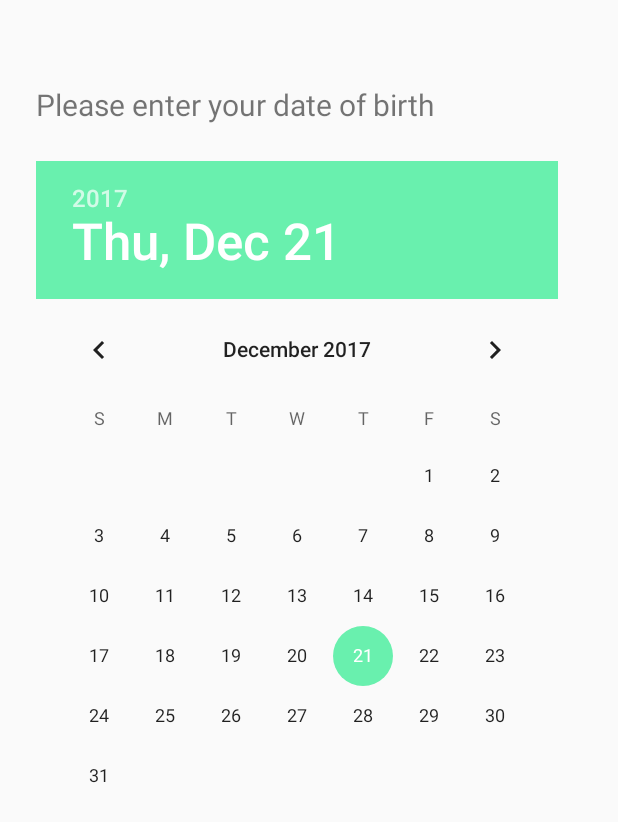
After one commit to zachkirlew/WaxWanderer, an Android app: the DOBActivity screen opened directly, with no data from a screen before it, on a phone screen of 412 x 824 dp. The commit adds this screen. Shown: the top 822 px of the screen. Run offline under Robolectric (Android 15) with nearby library versions, the phone set to English and light mode, and no system bars; our stand-ins replace Firebase (no records; nobody signed in at launch, a user with empty details on screens opened directly); network calls fail.

Commit message:
DOB input added for sign in provider log in methods

```diff
--- a/app/src/main/AndroidManifest.xml
+++ b/app/src/main/AndroidManifest.xml
@@ -39,6 +39,8 @@
 
         <activity android:name=".sign_up.SignUpActivity"/>
 
+        <activity android:name=".dob.DOBActivity"/>
+
         <activity android:name=".styles.StylesActivity">
 
         </activity>
--- /dev/null
+++ b/app/src/main/java/com/zachkirlew/applications/waxwanderer/dob/DOBActivity.kt
@@ -0,0 +1,58 @@
+package com.zachkirlew.applications.waxwanderer.dob
+
+import android.content.Intent
+import android.os.Bundle
+import android.support.v7.app.AppCompatActivity
+import android.widget.DatePicker
+import android.widget.Toast
+import com.zachkirlew.applications.waxwanderer.R
+import com.zachkirlew.applications.waxwanderer.styles.StylesActivity
+import java.util.*
+
+class DOBActivity : AppCompatActivity(), DOBContract.View, DatePicker.OnDateChangedListener {
+
+    private lateinit var presenter: DOBPresenter
+
+    private val datePicker by lazy{findViewById<DatePicker>(R.id.date_picker)}
+
+    override fun onCreate(savedInstanceState: Bundle?) {
+        super.onCreate(savedInstanceState)
+        setContentView(R.layout.activity_dob)
+
+        presenter = DOBPresenter(this)
+
+        initDatePicker()
+    }
+
+    private fun initDatePicker(){
+
+        val  c = Calendar.getInstance()
+        val mYear = c.get(Calendar.YEAR)
+        val mMonth = c.get(Calendar.MONTH)
+        val mDay = c.get(Calendar.DAY_OF_MONTH)
+
+        datePicker.init(mYear,mMonth,mDay,this)
+    }
+
+    override fun startStylesActivity() {
+        val intent = Intent(this, StylesActivity::class.java)
+        startActivity(intent)
+    }
+
+    override fun showDOBErrorMessage(message: String) {
+    }
+
+    override fun onDateChanged(view: DatePicker?, year: Int, month: Int, day: Int) {
+        presenter.submitDOB(year,month,day)
+    }
+
+    override fun  showCreateUserFailedMessage(message: String){
+        Toast.makeText(this@DOBActivity, message,
+                Toast.LENGTH_SHORT).show()
+    }
+
+    companion object {
+
+        private val TAG = DOBActivity::class.java.simpleName
+    }
+}
--- /dev/null
+++ b/app/src/main/java/com/zachkirlew/applications/waxwanderer/dob/DOBContract.kt
@@ -0,0 +1,19 @@
+package com.zachkirlew.applications.waxwanderer.dob
+
+interface DOBContract {
+    interface View {
+
+        fun startStylesActivity()
+
+        fun showCreateUserFailedMessage(message : String)
+
+        fun showDOBErrorMessage(message: String)
+
+    }
+
+    interface Presenter {
+
+        fun submitDOB(year : Int, month : Int, day : Int)
+
+    }
+}
--- /dev/null
+++ b/app/src/main/java/com/zachkirlew/applications/waxwanderer/dob/DOBPresenter.kt
@@ -0,0 +1,43 @@
+package com.zachkirlew.applications.waxwanderer.dob
+
+import android.support.annotation.NonNull
+import android.util.Log
+import com.google.firebase.auth.FirebaseAuth
+import com.google.firebase.database.FirebaseDatabase
+import com.zachkirlew.applications.waxwanderer.data.model.User
+import java.text.DateFormat
+import java.util.*
+
+class DOBPresenter(private @NonNull var dobView: DOBContract.View) : DOBContract.Presenter {
+
+
+    private val mFirebaseAuth: FirebaseAuth = FirebaseAuth.getInstance()
+    private val database = FirebaseDatabase.getInstance()
+
+    private val TAG = DOBActivity::class.java.simpleName
+
+    override fun submitDOB(year: Int, month: Int, day: Int) {
+
+        val cal = Calendar.getInstance()
+        cal.timeInMillis = 0
+        cal.set(year, month, day, 0, 0, 0)
+
+        val dob = cal.time
+
+        val myRef = database.reference
+
+        val user = mFirebaseAuth.currentUser
+
+        val firstName = getFirstName(user?.displayName.toString())
+        val email = getFirstName(user?.email.toString())
+
+        myRef.child("users").child(user?.uid).setValue(User(firstName, email, dob))
+        dobView.startStylesActivity()
+    }
+
+    private fun getFirstName(fullName: String): String {
+        return fullName.split(" ")[0]
+    }
+
+
+}
--- a/app/src/main/java/com/zachkirlew/applications/waxwanderer/login/LoginContract.kt
+++ b/app/src/main/java/com/zachkirlew/applications/waxwanderer/login/LoginContract.kt
@@ -10,6 +10,7 @@ interface LoginContract {
 
         fun startSignUpActivity()
 
+        fun startDOBActivity()
 
         fun showMessage(message: String)
     }
--- a/app/src/main/java/com/zachkirlew/applications/waxwanderer/sign_up/SignUpActivity.kt
+++ b/app/src/main/java/com/zachkirlew/applications/waxwanderer/sign_up/SignUpActivity.kt
@@ -112,7 +112,6 @@ class SignUpActivity : AppCompatActivity(), SignUpContract.View, DatePickerDialo
         presenter.removeAuthListener()
     }
 
-
     companion object {
 
         private val TAG = SignUpActivity::class.java.simpleName
--- a/app/src/main/java/com/zachkirlew/applications/waxwanderer/sign_up/SignUpContract.kt
+++ b/app/src/main/java/com/zachkirlew/applications/waxwanderer/sign_up/SignUpContract.kt
@@ -1,6 +1,4 @@
 package com.zachkirlew.applications.waxwanderer.sign_up
-
-import java.util.*
 
 interface SignUpContract {
     interface View {
--- /dev/null
+++ b/app/src/main/res/layout/activity_dob.xml
@@ -0,0 +1,46 @@
+<?xml version="1.0" encoding="utf-8"?>
+<ScrollView
+    xmlns:android="http://schemas.android.com/apk/res/android"
+    android:layout_width="fill_parent"
+    android:layout_height="fill_parent"
+    android:fitsSystemWindows="true">
+
+    <LinearLayout
+        android:orientation="vertical"
+        android:layout_width="match_parent"
+        android:layout_height="wrap_content"
+        android:paddingTop="56dp"
+        android:paddingLeft="24dp"
+        android:paddingRight="24dp">
+
+        <TextView
+            android:id="@+id/textView"
+            android:layout_width="wrap_content"
+            android:layout_height="wrap_content"
+            android:layout_marginBottom="16dp"
+            android:text="Please enter your date of birth"
+            android:textSize="20sp" />
+
+        <!-- DOB Label -->
+        <android.support.design.widget.TextInputLayout
+            android:id="@+id/text_input_layout_dob"
+            android:layout_width="match_parent"
+            android:layout_height="wrap_content"
+            android:layout_marginBottom="8dp"
+            android:layout_marginTop="8dp"
+            android:clickable="false">
+
+            <DatePicker
+                android:id="@+id/date_picker"
+                android:layout_width="wrap_content"
+                android:layout_height="wrap_content"
+                android:layout_weight="1" />
+
+        </android.support.design.widget.TextInputLayout>
+
+        <!-- Password Label -->
+
+        <!-- Signup Button -->
+
+    </LinearLayout>
+</ScrollView>
```
Also changed, not shown: app/src/main/java/com/zachkirlew/applications/waxwanderer/login/LoginActivity.kt (+8 -0 lines), app/src/main/java/com/zachkirlew/applications/waxwanderer/login/LoginPresenter.kt (+35 -7 lines).
